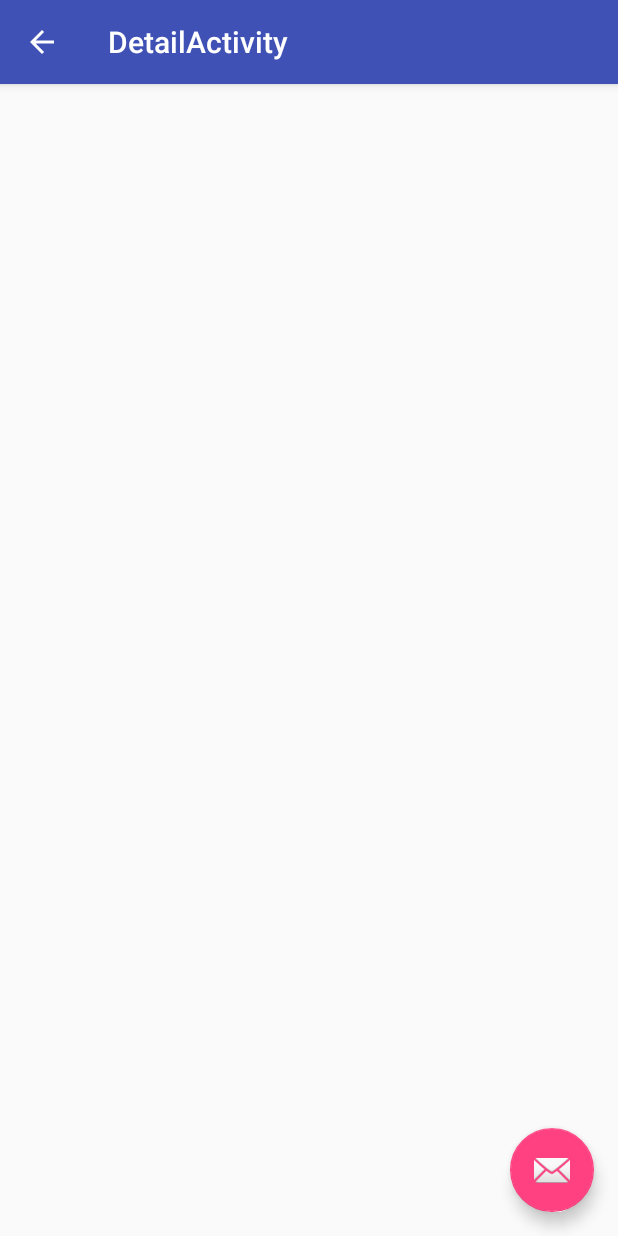
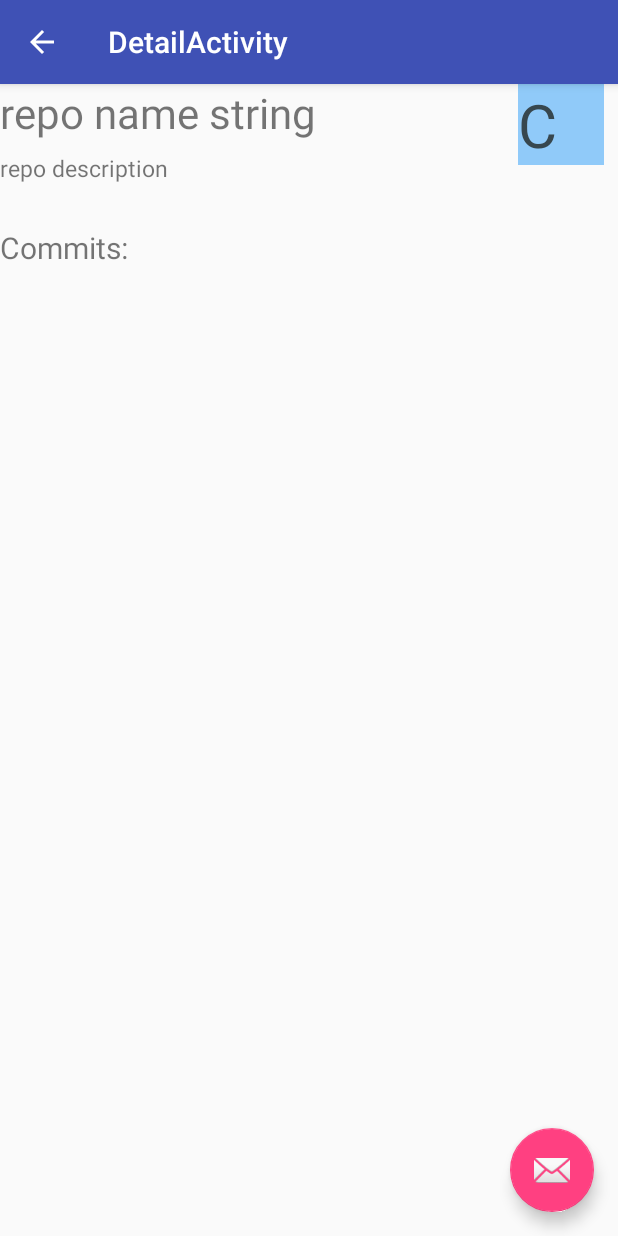
Before and after one commit to Sushant-M/Envisage, an Android app: the DetailActivity screen opened directly, with no data from a screen before it, on a phone screen of 412 x 824 dp. Run offline under Robolectric (Android 15) with nearby library versions, the phone set to English and light mode, and no system bars; 3 statements that could not run were skipped.

Commit message:
le random commit

```diff
--- a/app/src/main/java/com/avayahackathon/envisage/DetailActivity.java
+++ b/app/src/main/java/com/avayahackathon/envisage/DetailActivity.java
@@ -1,22 +1,48 @@
 package com.avayahackathon.envisage;
 
+import android.content.Intent;
 import android.os.Bundle;
 import android.support.design.widget.FloatingActionButton;
 import android.support.design.widget.Snackbar;
 import android.support.v7.app.AppCompatActivity;
 import android.support.v7.widget.Toolbar;
+import android.util.Log;
 import android.view.View;
+import android.widget.TextView;
+
+import com.avayahackathon.envisage.Pojos.RepositoryInformation;
+
+import org.eclipse.egit.github.core.Commit;
+import org.eclipse.egit.github.core.service.CommitService;
+import org.w3c.dom.Text;
+
+import java.io.Serializable;
+import java.util.ArrayList;
 
 public class DetailActivity extends AppCompatActivity {
-
+    private final String TAG = getClass().getSimpleName();
     @Override
     protected void onCreate(Bundle savedInstanceState) {
         super.onCreate(savedInstanceState);
         setContentView(R.layout.activity_detail);
         Toolbar toolbar = (Toolbar) findViewById(R.id.toolbar);
         setSupportActionBar(toolbar);
+        ArrayList<String> commit_list = new ArrayList<String>();
+        //The usual drama, not using butterknife for now.
+        TextView name = (TextView)findViewById(R.id.name_repo);
+        TextView description = (TextView)findViewById(R.id.description_repo);
+        TextView language = (TextView)findViewById(R.id.repo_language);
 
+        Intent intent = getIntent();
+        RepositoryInformation local_repo = (RepositoryInformation)intent.getSerializableExtra("details");
         getSupportActionBar().setDisplayHomeAsUpEnabled(true);
+
+        name.setText(local_repo.getRepoName());
+        description.setText(local_repo.getDescription());
+        language.setText(local_repo.getLanguage());
+
+        CommitService commitService = new CommitService();
+        //commit_list = commitService.getCommits();
     }
 
 }
--- a/app/src/main/res/layout/content_detail.xml
+++ b/app/src/main/res/layout/content_detail.xml
@@ -7,7 +7,57 @@
     android:layout_height="match_parent"
     app:layout_behavior="@string/appbar_scrolling_view_behavior"
     tools:context="com.avayahackathon.envisage.DetailActivity"
-    tools:showIn="@layout/activity_detail">
+    tools:showIn="@layout/activity_detail"
+    android:orientation="vertical">
 
+    <LinearLayout
+        android:layout_width="fill_parent"
+        android:layout_height="wrap_content"
+        android:orientation="horizontal">
+
+        <LinearLayout
+            android:layout_width="345dp"
+            android:layout_height="95dp"
+            android:orientation="vertical">
+
+            <TextView
+                android:id="@+id/name_repo"
+                android:layout_width="wrap_content"
+                android:layout_height="wrap_content"
+                android:textSize="28dp"
+                android:text="@string/name_of_the_repository"/>
+
+            <TextView
+                android:id="@+id/description_repo"
+                android:layout_width="wrap_content"
+                android:layout_height="wrap_content"
+                android:text="@string/description_of_the_repository"
+                android:paddingTop="7dp"
+                android:textSize="15dp"/>
+        </LinearLayout>
+
+        <TextView
+            android:id="@+id/repo_language"
+            android:layout_width="57dp"
+            android:layout_height="wrap_content"
+            android:background="#90CAF9"
+            android:gravity="top"
+            android:text="C"
+            android:textColor="#37474F"
+            android:textSize="40dp"/>
+
+    </LinearLayout>
+
+    <TextView
+        android:layout_width="wrap_content"
+        android:layout_height="wrap_content"
+        android:text="Commits:"
+        android:textSize="20dp"
+        />
+
+    <ListView
+        android:layout_width="fill_parent"
+        android:layout_height="wrap_content"
+        android:id="@+id/commit_list"/>
 
 </LinearLayout>
--- a/app/src/main/res/values/strings.xml
+++ b/app/src/main/res/values/strings.xml
@@ -3,4 +3,6 @@
     <string name="acces_token_test">1125a1f77a3d791ada97c67ca9ec844a84696652</string>
     <string name="list_of_repositories">repo_string</string>
     <string name="title_activity_detail">DetailActivity</string>
+    <string name="description_of_the_repository">repo description</string>
+    <string name="name_of_the_repository">repo name string</string>
 </resources>
```
Also changed, not shown: app/src/main/java/com/avayahackathon/envisage/MainActivity.java (+27 -2 lines), app/src/main/java/com/avayahackathon/envisage/Pojos/RepositoryInformation.java (+24 -1 lines).
